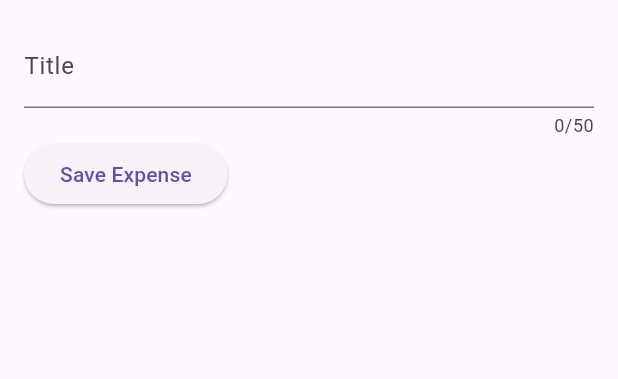
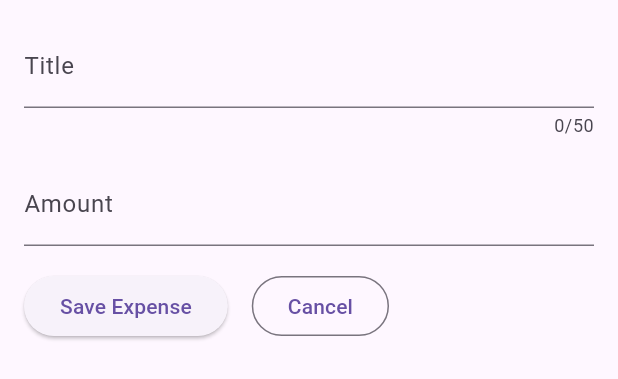
Before and after one commit to Meruem243/expense_tracker, a Flutter app: the NewExpense widget shown alone on an empty page, opened directly, after a tap on "Save Expense", on a phone screen of 412 x 824 dp. Shown: the top 379 px of the screen. Run offline on Flutter 3.47's test engine with Material 3 defaults, Android fonts, the phone set to English and light mode, and no system bars.

Commit message:
Add amount input field to NewExpense widget and update save functionality

```diff
--- a/lib/widgets/new_expense.dart
+++ b/lib/widgets/new_expense.dart
@@ -14,10 +14,12 @@ class _NewExpenseState extends State<NewExpense> {
   // }
 
   final _titleController = TextEditingController();
+  final _amountController = TextEditingController();
 
   @override
   void dispose() {
     _titleController.dispose();
+    _amountController.dispose();
     super.dispose();
   }
 
@@ -33,14 +35,34 @@ class _NewExpenseState extends State<NewExpense> {
             maxLength: 50,
             decoration: const InputDecoration(label: Text('Title')),
           ),
+          const SizedBox(height: 16),
+          TextField(
+            controller: _amountController,
+            // maxLength: 50,
+            decoration: const InputDecoration(
+              prefix: Text('\$ '),
+              label: Text('Amount'),
+            ),
+            // keyboardType: const TextInputType.numberWithOptions(decimal: true),
+            keyboardType: TextInputType.number,
+          ),
+          const SizedBox(height: 16),
           Row(
             children: [
               ElevatedButton(
                 onPressed: () {
                   // print(_enteredTitle);
                   print(_titleController.text);
+                  print(_amountController.text);
                 },
                 child: Text('Save Expense'),
+              ),
+              const SizedBox(width: 16),
+              OutlinedButton(
+                onPressed: () {
+                  //Navigator.pop(context);
+                },
+                child: Text('Cancel'),
               ),
             ],
           ),
```
